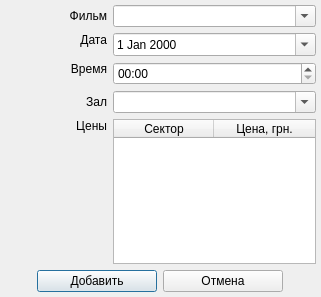
CreatorBooMGit/Cinema, file addsessiondialog.ui: the form before one commit.
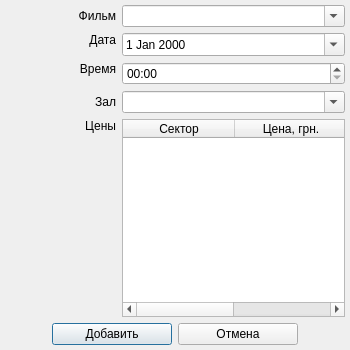
The form after the commit. Icons and pictures are not drawn.

Patch:
```diff
--- a/addsessiondialog.ui
+++ b/addsessiondialog.ui
@@ -9,8 +9,8 @@
    <rect>
     <x>0</x>
     <y>0</y>
-    <width>321</width>
-    <height>297</height>
+    <width>350</width>
+    <height>350</height>
    </rect>
   </property>
   <property name="windowTitle">
@@ -121,6 +121,9 @@
      <attribute name="horizontalHeaderCascadingSectionResizes">
       <bool>true</bool>
      </attribute>
+     <attribute name="horizontalHeaderDefaultSectionSize">
+      <number>112</number>
+     </attribute>
      <attribute name="horizontalHeaderStretchLastSection">
       <bool>true</bool>
      </attribute>
```
Left out of the diff: 12 changed lines with no effect on the pictures.
